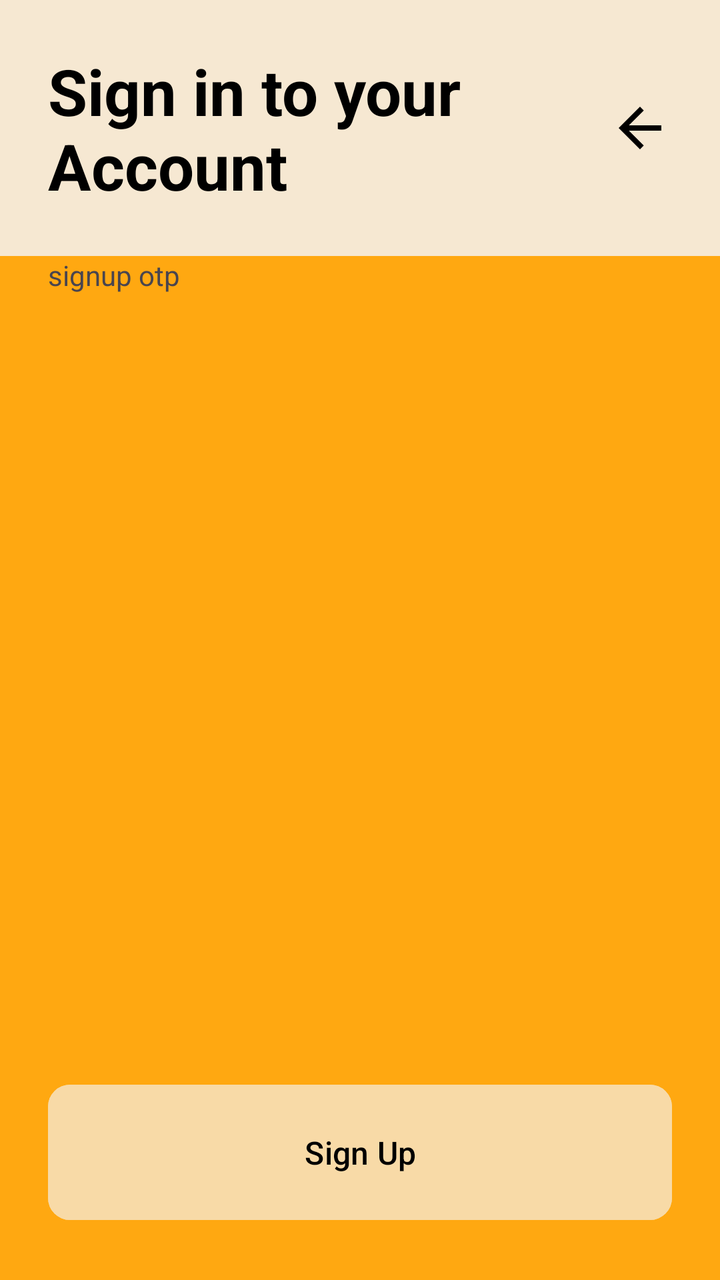
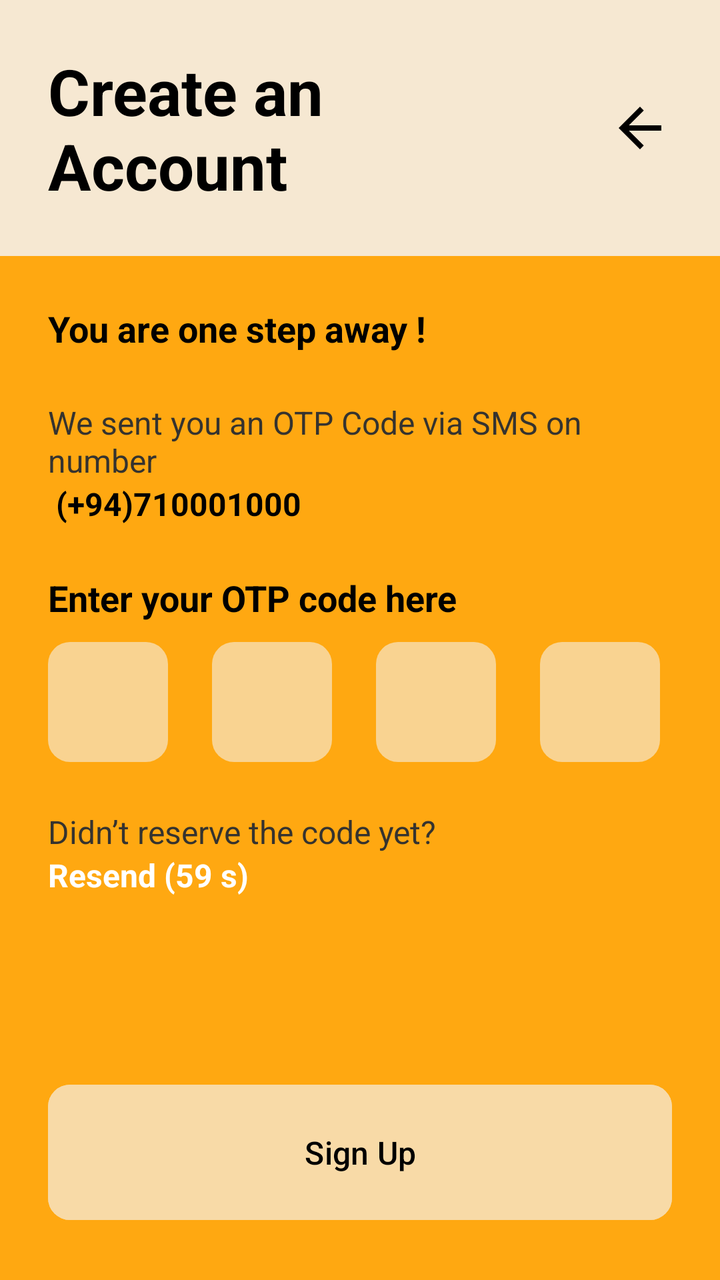

Screens rendered from an Android XML layout before and after an edit, with the pre-edit source and the edit as a unified diff.
<!-- AndroidManifest.xml: application theme Theme.Parkngo -->
<!-- res/layout/activity_signup_otp.xml -->
<?xml version="1.0" encoding="utf-8"?>
<androidx.constraintlayout.widget.ConstraintLayout xmlns:android="http://schemas.android.com/apk/res/android"
    xmlns:app="http://schemas.android.com/apk/res-auto"
    xmlns:tools="http://schemas.android.com/tools"
    android:layout_width="match_parent"
    android:layout_height="match_parent"
    tools:context=".SignupOtpActivity">

    <LinearLayout
        android:background="@color/primaryColor"
        android:layout_width="match_parent"
        android:layout_height="match_parent"
        android:orientation="vertical"
        app:layout_constraintBottom_toBottomOf="parent"
        app:layout_constraintEnd_toEndOf="parent"
        app:layout_constraintStart_toStartOf="parent"
        app:layout_constraintTop_toTopOf="parent">

        <androidx.constraintlayout.widget.ConstraintLayout
            android:layout_width="match_parent"
            android:layout_height="0dp"
            android:layout_weight="2"
            android:background="#F6E8D2"
            android:paddingHorizontal="24dp"
            >

            <TextView
                android:id="@+id/signup_otp_act_textView1"
                android:layout_width="wrap_content"
                android:layout_height="wrap_content"
                android:text="Sign in to your\nAccount"
                android:textColor="@color/textPrimary"
                android:textSize="32sp"
                android:textStyle="bold"
                app:layout_constraintBottom_toBottomOf="parent"
                app:layout_constraintStart_toStartOf="parent"
                app:layout_constraintTop_toTopOf="parent" />

            <ImageView
                android:id="@+id/signup_otp_act_imageView1"
                android:layout_width="wrap_content"
                android:layout_height="wrap_content"
                android:src="@drawable/baseline_arrow_back_24"
                app:layout_constraintBottom_toBottomOf="parent"
                app:layout_constraintEnd_toEndOf="parent"
                app:layout_constraintTop_toTopOf="parent" />
        </androidx.constraintlayout.widget.ConstraintLayout>

        <androidx.constraintlayout.widget.ConstraintLayout
            android:layout_width="match_parent"
            android:layout_height="0dp"
            android:layout_weight="6"
            android:paddingHorizontal="24dp"
            >

            <TextView
                android:id="@+id/signup_otp_act_textView2"
                android:layout_width="wrap_content"
                android:layout_height="wrap_content"
                android:text="signup otp" />
        </androidx.constraintlayout.widget.ConstraintLayout>

        <androidx.constraintlayout.widget.ConstraintLayout
            android:layout_width="match_parent"
            android:layout_height="0dp"
            android:layout_weight="2"
            android:paddingHorizontal="24dp"
            >

            <Button
                android:id="@+id/signup_otp_act_signup_btn"
                style="@style/loginSignupBtnStyle"
                android:layout_width="match_parent"
                android:layout_height="wrap_content"
                android:paddingVertical="23dp"
                android:text="Sign Up"
                app:cornerRadius="11dp"
                android:onClick="signup_otp_act_signup_btn_handler"
                app:layout_constraintBottom_toBottomOf="parent"
                app:layout_constraintEnd_toEndOf="parent"
                app:layout_constraintStart_toStartOf="parent"
                app:layout_constraintTop_toTopOf="parent" />
        </androidx.constraintlayout.widget.ConstraintLayout>
    </LinearLayout>

</androidx.constraintlayout.widget.ConstraintLayout>
<!-- resources referenced by this layout -->
<resources>
  <color name="primaryColor">#FFA811</color>
  <color name="textPrimary">#FF000000</color>
  <!-- drawable baseline_arrow_back_24 (drawable) -->
  <vector android:autoMirrored="true" android:height="32dp"
      android:tint="#000000" android:viewportHeight="24"
      android:viewportWidth="24" android:width="32dp" xmlns:android="http://schemas.android.com/apk/res/android">
      <path android:fillColor="@android:color/white" android:pathData="M20,11H7.83l5.59,-5.59L12,4l-8,8 8,8 1.41,-1.41L7.83,13H20v-2z"/>
  </vector>
  <style name="loginSignupBtnStyle">
      <item name="android:textColor">@color/textPrimary</item>
      <item name="android:backgroundTint">@color/loginSignupBtnColor</item>
      <item name="android:textSize">16sp</item>
  </style>
  <style name="Theme.Parkngo" parent="Base.Theme.Parkngo" />
  <color name="loginSignupBtnColor">#F8DAA7</color>
  <style name="Base.Theme.Parkngo" parent="Theme.Material3.DayNight.NoActionBar">
      
      <item name="colorPrimary">@color/primaryColor</item>
  </style>
</resources>

<!-- the commit's change to res/layout/activity_signup_otp.xml (unified diff, before → after) -->
@@ -28,7 +28,7 @@
                 android:id="@+id/signup_otp_act_textView1"
                 android:layout_width="wrap_content"
                 android:layout_height="wrap_content"
-                android:text="Sign in to your\nAccount"
+                android:text="Create an\nAccount"
                 android:textColor="@color/textPrimary"
                 android:textSize="32sp"
                 android:textStyle="bold"
@@ -57,7 +57,173 @@
                 android:id="@+id/signup_otp_act_textView2"
                 android:layout_width="wrap_content"
                 android:layout_height="wrap_content"
-                android:text="signup otp" />
+                android:layout_marginTop="24dp"
+                android:text="You are one step away !"
+                android:textColor="@color/textPrimary"
+                android:textSize="18sp"
+                android:textStyle="bold"
+                app:layout_constraintStart_toStartOf="parent"
+                app:layout_constraintTop_toTopOf="parent" />
+
+            <TextView
+                android:id="@+id/textView3"
+                android:layout_width="wrap_content"
+                android:layout_height="wrap_content"
+                android:layout_marginTop="24dp"
+                android:text="We sent you an OTP Code via SMS on number"
+                android:textColor="@color/textSecondary"
+                android:textSize="16sp"
+                app:layout_constraintStart_toStartOf="parent"
+                app:layout_constraintTop_toBottomOf="@+id/signup_otp_act_textView2" />
+
+            <TextView
+                android:id="@+id/textView2"
+                android:layout_width="wrap_content"
+                android:layout_height="wrap_content"
+                android:textColor="@color/textPrimary"
+                android:textStyle="bold"
+                android:textSize="16sp"
+                android:text=" (+94)710001000"
+                app:layout_constraintStart_toStartOf="parent"
+                app:layout_constraintTop_toBottomOf="@+id/textView3" />
+
+            <TextView
+                android:id="@+id/login_otp_act_textView3"
+                android:layout_width="wrap_content"
+                android:layout_height="wrap_content"
+                android:layout_marginVertical="24dp"
+                android:layout_marginTop="34dp"
+                android:text="Enter your OTP code here"
+                android:textColor="@color/textPrimary"
+                android:textSize="18sp"
+                android:textStyle="bold"
+                app:layout_constraintStart_toStartOf="parent"
+                app:layout_constraintTop_toBottomOf="@+id/textView2" />
+
+            <androidx.constraintlayout.widget.ConstraintLayout
+                app:flow_horizontalAlign="center"
+                android:id="@+id/constraintLayout2"
+                android:layout_width="wrap_content"
+                android:layout_height="wrap_content"
+                android:layout_marginTop="10dp"
+                android:background="@drawable/rounded_background_input_feild"
+                app:layout_constraintStart_toStartOf="parent"
+                app:layout_constraintTop_toBottomOf="@+id/login_otp_act_textView3">
+
+                <EditText
+                    android:id="@+id/editTextNumber2"
+                    android:layout_width="60dp"
+                    android:layout_height="60dp"
+                    android:textAlignment="center"
+                    android:background="@android:color/transparent"
+                    android:ems="1"
+                    android:inputType="number"
+                    android:maxLength="1"
+                    app:layout_constraintBottom_toBottomOf="parent"
+                    app:layout_constraintEnd_toEndOf="parent"
+                    app:layout_constraintStart_toStartOf="parent"
+                    app:layout_constraintTop_toTopOf="parent" />
+            </androidx.constraintlayout.widget.ConstraintLayout>
+
+            <androidx.constraintlayout.widget.ConstraintLayout
+                android:id="@+id/constraintLayout3"
+                android:layout_width="wrap_content"
+                android:layout_height="wrap_content"
+                android:layout_marginStart="22dp"
+                android:background="@drawable/rounded_background_input_feild"
+                app:layout_constraintBottom_toBottomOf="@+id/constraintLayout2"
+                app:layout_constraintStart_toEndOf="@+id/constraintLayout2"
+                app:layout_constraintTop_toTopOf="@+id/constraintLayout2">
+
+                <EditText
+                    android:id="@+id/editTextNumber3"
+                    android:layout_width="60dp"
+                    android:layout_height="60dp"
+                    android:textAlignment="center"
+                    android:background="@android:color/transparent"
+                    android:ems="1"
+                    android:inputType="number"
+                    android:maxLength="1"
+                    app:layout_constraintBottom_toBottomOf="parent"
+                    app:layout_constraintEnd_toEndOf="parent"
+                    app:layout_constraintStart_toStartOf="parent"
+                    app:layout_constraintTop_toTopOf="parent" />
+            </androidx.constraintlayout.widget.ConstraintLayout>
+
+            <androidx.constraintlayout.widget.ConstraintLayout
+                android:id="@+id/constraintLayout4"
+                android:layout_width="wrap_content"
+                android:layout_height="wrap_content"
+                android:layout_marginStart="22dp"
+                android:background="@drawable/rounded_background_input_feild"
+                app:layout_constraintBottom_toBottomOf="@+id/constraintLayout3"
+                app:layout_constraintStart_toEndOf="@+id/constraintLayout3"
+                app:layout_constraintTop_toTopOf="@+id/constraintLayout3">
+
+                <EditText
+                    android:id="@+id/editTextNumber4"
+                    android:layout_width="60dp"
+                    android:layout_height="60dp"
+                    android:textAlignment="center"
+                    android:background="@android:color/transparent"
+                    android:ems="1"
+                    android:inputType="number"
+                    android:maxLength="1"
+                    app:layout_constraintBottom_toBottomOf="parent"
+                    app:layout_constraintEnd_toEndOf="parent"
+                    app:layout_constraintStart_toStartOf="parent"
+                    app:layout_constraintTop_toTopOf="parent" />
+            </androidx.constraintlayout.widget.ConstraintLayout>
+
+            <androidx.constraintlayout.widget.ConstraintLayout
+                android:id="@+id/constraintLayout5"
+                android:layout_width="wrap_content"
+                android:layout_height="wrap_content"
+                android:layout_marginStart="22dp"
+                android:background="@drawable/rounded_background_input_feild"
+                app:layout_constraintBottom_toBottomOf="@+id/constraintLayout4"
+                app:layout_constraintStart_toEndOf="@+id/constraintLayout4"
+                app:layout_constraintTop_toTopOf="@+id/constraintLayout4">
+
+                <EditText
+                    android:id="@+id/editTextNumber5"
+                    android:layout_width="60dp"
+                    android:layout_height="60dp"
+                    android:textAlignment="center"
+                    android:background="@android:color/transparent"
+                    android:ems="1"
+                    android:inputType="number"
+                    android:maxLength="1"
+                    app:layout_constraintBottom_toBottomOf="parent"
+                    app:layout_constraintEnd_toEndOf="parent"
+                    app:layout_constraintStart_toStartOf="parent"
+                    app:layout_constraintTop_toTopOf="parent" />
+            </androidx.constraintlayout.widget.ConstraintLayout>
+
+            <TextView
+                android:id="@+id/textView5"
+                android:layout_width="wrap_content"
+                android:layout_height="wrap_content"
+                android:layout_marginTop="24dp"
+                android:text="Didn’t reserve the code yet?"
+                android:textColor="@color/textSecondary"
+                android:textSize="16sp"
+                app:layout_constraintStart_toStartOf="parent"
+                app:layout_constraintTop_toBottomOf="@+id/constraintLayout2" />
+
+            <TextView
+                android:id="@+id/textView6"
+                android:layout_width="wrap_content"
+                android:layout_height="wrap_content"
+                android:text="Resend (59 s)"
+                android:clickable="true"
+                android:focusable="true"
+                android:textColor="@color/white"
+                android:textStyle="bold"
+                android:textSize="16sp"
+                app:layout_constraintStart_toStartOf="parent"
+                app:layout_constraintTop_toBottomOf="@+id/textView5" />
+
         </androidx.constraintlayout.widget.ConstraintLayout>
 
         <androidx.constraintlayout.widget.ConstraintLayout
<!-- resource entries referenced after the edit -->
@@ -2,18 +2,27 @@
 <resources>
   <color name="primaryColor">#FFA811</color>
   <color name="textPrimary">#FF000000</color>
+  <color name="textSecondary">#35332F</color>
+  <color name="white">#FFFFFFFF</color>
   <!-- drawable baseline_arrow_back_24 (drawable) -->
   <vector android:autoMirrored="true" android:height="32dp"
       android:tint="#000000" android:viewportHeight="24"
       android:viewportWidth="24" android:width="32dp" xmlns:android="http://schemas.android.com/apk/res/android">
       <path android:fillColor="@android:color/white" android:pathData="M20,11H7.83l5.59,-5.59L12,4l-8,8 8,8 1.41,-1.41L7.83,13H20v-2z"/>
   </vector>
+  <!-- drawable rounded_background_input_feild (drawable) -->
+  <?xml version="1.0" encoding="utf-8"?>
+  <shape xmlns:android="http://schemas.android.com/apk/res/android">
+      <solid android:color="@color/loginSignupInputFieldColor" /> 
+      <corners android:radius="11dp" /> 
+  </shape>
   <style name="loginSignupBtnStyle">
       <item name="android:textColor">@color/textPrimary</item>
       <item name="android:backgroundTint">@color/loginSignupBtnColor</item>
       <item name="android:textSize">16sp</item>
   </style>
   <style name="Theme.Parkngo" parent="Base.Theme.Parkngo" />
+  <color name="loginSignupInputFieldColor">#F9D391</color>
   <color name="loginSignupBtnColor">#F8DAA7</color>
   <style name="Base.Theme.Parkngo" parent="Theme.Material3.DayNight.NoActionBar">
       
